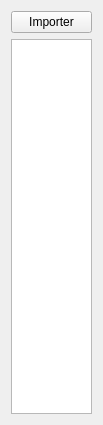
Above: interface/modelwidget.ui from WorldsParticle/Editor before the change. Below: the same form after it.
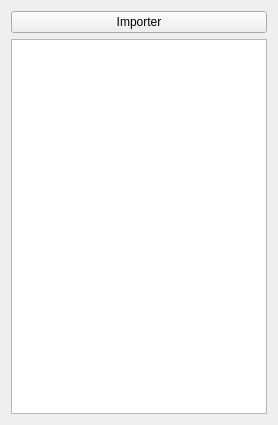
That is the form after the change.

Commit message: changed size policy

What changed in the file:
```diff
--- a/interface/modelwidget.ui
+++ b/interface/modelwidget.ui
@@ -10,6 +10,12 @@
     <height>425</height>
    </rect>
   </property>
+  <property name="sizePolicy">
+   <sizepolicy hsizetype="Minimum" vsizetype="Minimum">
+    <horstretch>0</horstretch>
+    <verstretch>0</verstretch>
+   </sizepolicy>
+  </property>
   <property name="windowTitle">
    <string>Form</string>
   </property>
@@ -22,7 +28,14 @@
     </widget>
    </item>
    <item row="1" column="0">
-    <widget class="QTreeView" name="treeView"/>
+    <widget class="QTreeView" name="treeView">
+     <property name="sizePolicy">
+      <sizepolicy hsizetype="Minimum" vsizetype="Expanding">
+       <horstretch>0</horstretch>
+       <verstretch>0</verstretch>
+      </sizepolicy>
+     </property>
+    </widget>
    </item>
   </layout>
  </widget>
```
The commit also changes 6 other files.
